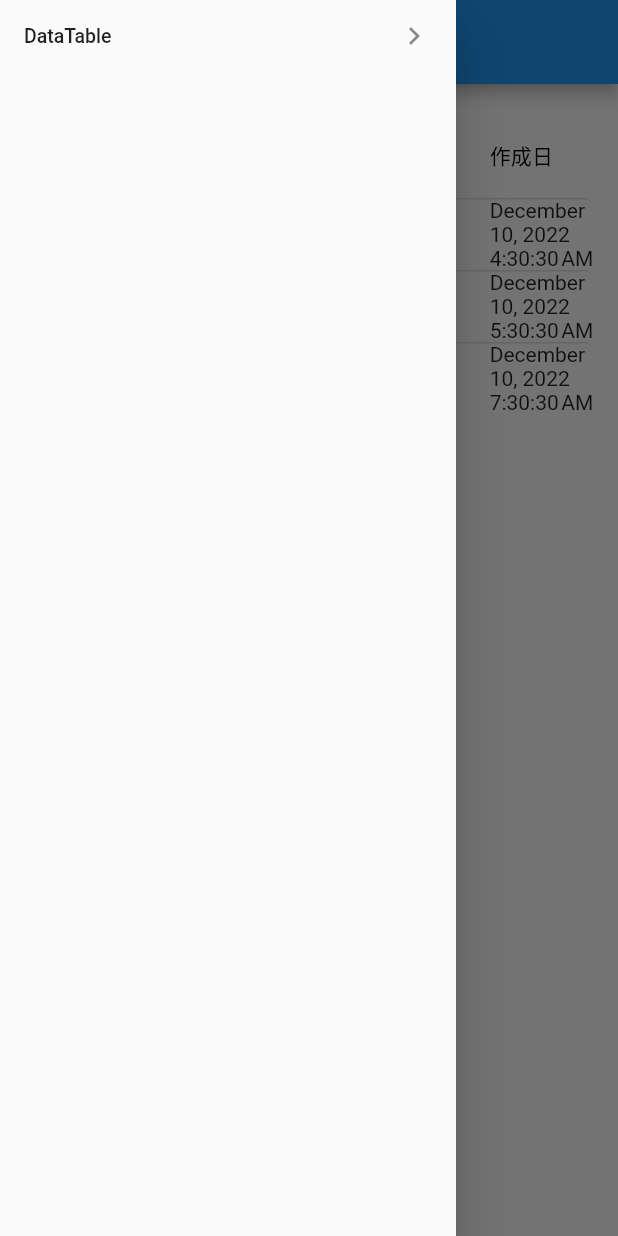
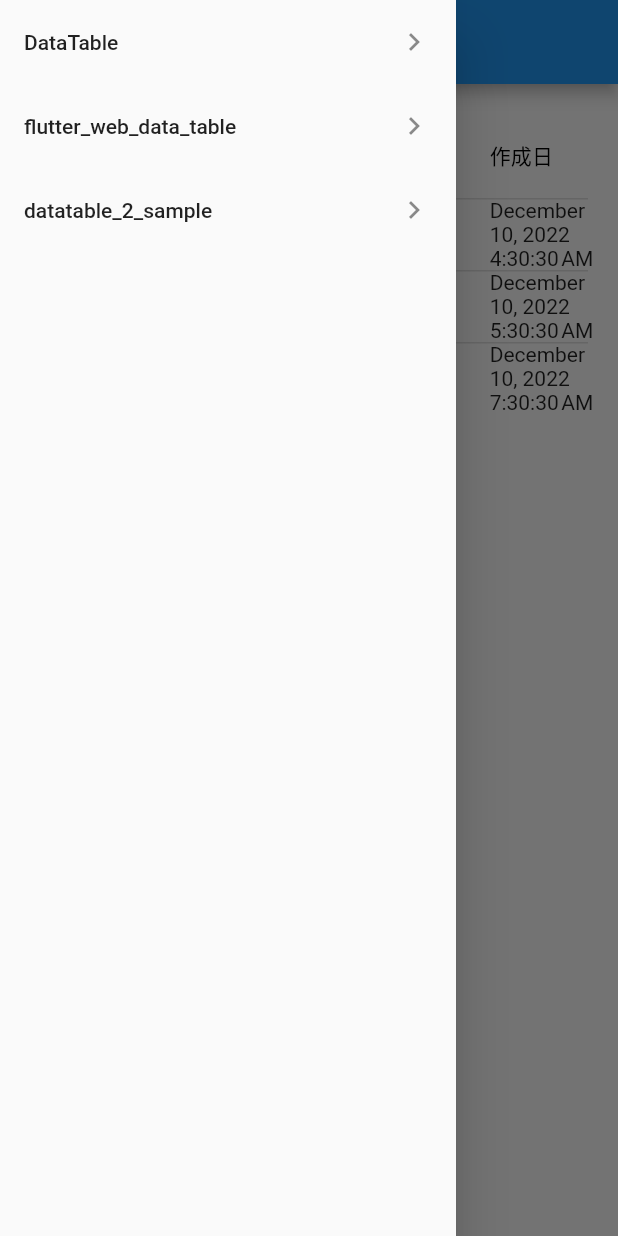
Before and after one commit to beeeyan/flutter_datatable, a Flutter app: the screen it shows after launch, with the side drawer open, on a phone screen of 412 x 824 dp. Run offline on Flutter 3.47's test engine with Material 2 defaults, Android fonts, the phone set to English and light mode, and no system bars; our stand-ins replace freezed_annotation, hooks_riverpod; missing offline and left inert: flutter_web_data_table.

Commit message:
flutter_web_data_tableの表示

```diff
--- a/lib/route_generator.dart
+++ b/lib/route_generator.dart
@@ -6,8 +6,7 @@ import 'package:flutter_datatable/sample/web_data_table_sample.dart';
 class RouteGenerator {
   static Route<dynamic> generateRote(RouteSettings settings) {
     // 簡易的に作成しているのでget parameterなどは付与されない想定
-    final paths = settings.name!;
-    final path = paths[0];
+    final path = settings.name!;
 
     switch (path) {
       case DataTableSample.route:
--- a/lib/widget/drawer_menu.dart
+++ b/lib/widget/drawer_menu.dart
@@ -1,5 +1,7 @@
 import 'package:flutter/material.dart';
+import 'package:flutter_datatable/sample/datatable_2_sample.dart';
 import 'package:flutter_datatable/sample/datatable_sample.dart';
+import 'package:flutter_datatable/sample/web_data_table_sample.dart';
 
 class DrawerMenu extends StatelessWidget {
   const DrawerMenu({super.key});
@@ -10,7 +12,6 @@ class DrawerMenu extends StatelessWidget {
       child: ListView(
         children: [
           ListTile(
-            dense: true,
             title: const Text(
               'DataTable',
             ),
@@ -19,6 +20,24 @@ class DrawerMenu extends StatelessWidget {
             ),
             onTap: () => Navigator.pushNamed(context, DataTableSample.route),
           ),
+          ListTile(
+            title: const Text(
+              'flutter_web_data_table',
+            ),
+            trailing: const Icon(
+              Icons.chevron_right_outlined,
+            ),
+            onTap: () => Navigator.pushNamed(context, WebDataTableSample.route),
+          ),
+          ListTile(
+            title: const Text(
+              'datatable_2_sample',
+            ),
+            trailing: const Icon(
+              Icons.chevron_right_outlined,
+            ),
+            onTap: () => Navigator.pushNamed(context, DataTable2Sample.route),
+          ),
         ],
       ),
     );
--- a/pubspec.yaml
+++ b/pubspec.yaml
@@ -13,6 +13,7 @@ dependencies:
   flutter:
     sdk: flutter
   flutter_hooks: ^0.18.5+1
+  flutter_web_data_table: ^1.0.0
   flutter_web_plugins:
     sdk: flutter
   freezed_annotation: ^2.2.0
```
Also changed, not shown: lib/sample/web_data_table_sample.dart (+57 -3 lines), pubspec.lock.
